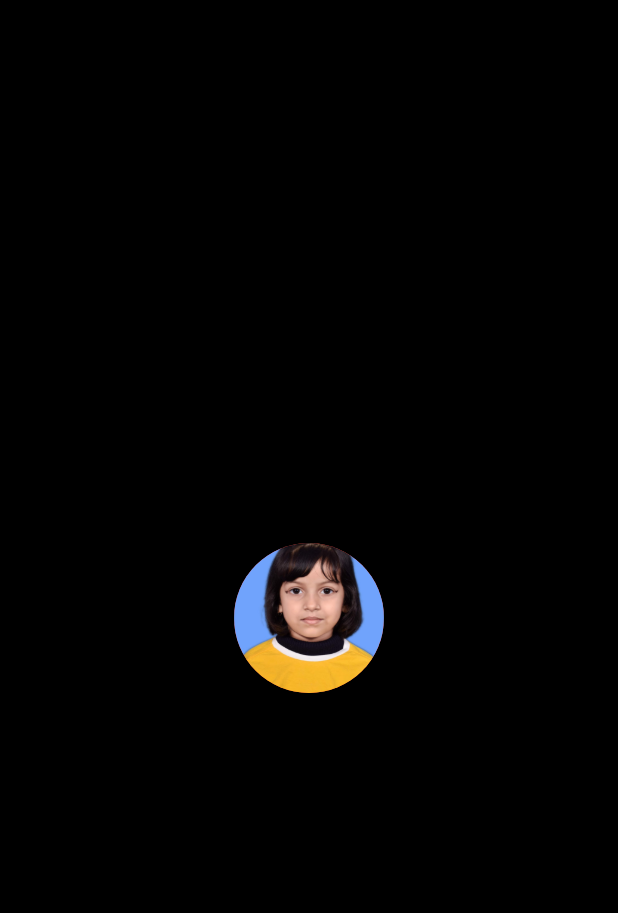
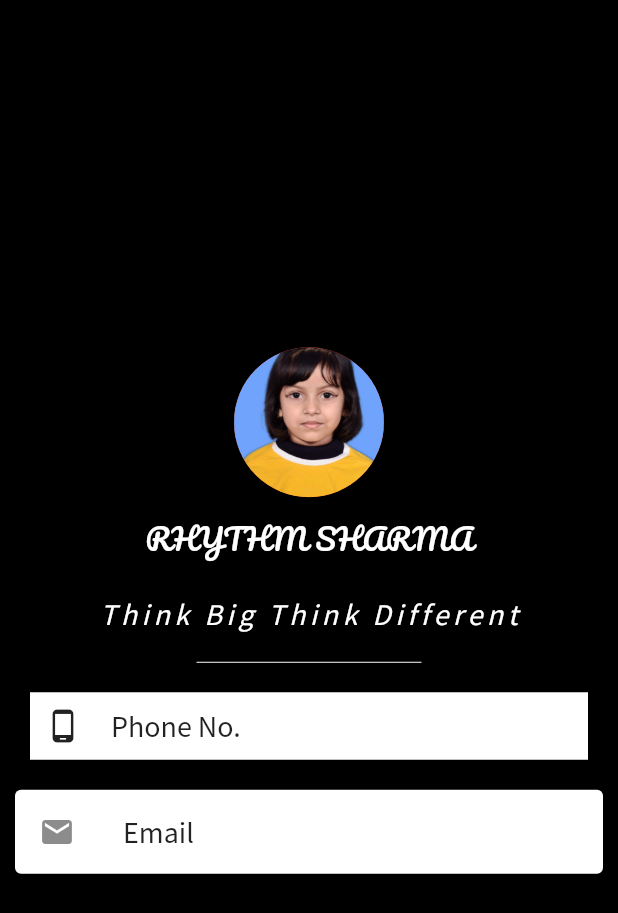
Before and after one commit to Prasen86/flutter_tutorial_app, a Flutter app: the screen it shows after launch, on a phone screen of 412 x 824 dp. Shown: the top 913 px of the screen. Run offline on Flutter 3.47's test engine with Material 2 defaults, Android fonts, the phone set to English and light mode, and no system bars.

Commit message:
Adding Divider, fonts, Card, Listtile, divider

```diff
--- a/lib/main.dart
+++ b/lib/main.dart
@@ -29,7 +29,69 @@ Widget _bodyWidget() {
             radius: 50.0,
             backgroundColor: Colors.red,
             backgroundImage: AssetImage('assets/images/rhythm.jpg'),
-          )
+          ),
+          Container(
+            margin: EdgeInsets.all(10.0),
+            child: new Text(
+              "RHYTHM SHARMA",
+              style: TextStyle(
+                  color: Colors.white, fontSize: 20.0, fontFamily: 'Pacifico'),
+            ),
+          ),
+          Container(
+            margin: EdgeInsets.all(10.0),
+            child: new Text(
+              "Think Big Think Different",
+              style: TextStyle(
+                  letterSpacing: 3.0,
+                  color: Colors.white,
+                  fontSize: 20.0,
+                  fontFamily: 'SourceSansPro',
+                  fontStyle: FontStyle.italic),
+            ),
+          ),
+          SizedBox(
+            height: 20.0,
+            width: 150.0,
+            child: Divider(
+              color: Colors.white,
+            ),
+          ),
+          Container(
+            color: Colors.white,
+            margin: EdgeInsets.symmetric(vertical: 10.0, horizontal: 20.0),
+            padding: EdgeInsets.all(10.0),
+            child: Row(
+              children: <Widget>[
+                Icon(
+                  Icons.phone_android,
+                ),
+                SizedBox(
+                  width: 20.0,
+                ),
+                Text(
+                  "Phone No.",
+                  style: TextStyle(
+                    fontFamily: "SourceSansPro",
+                    fontSize: 20.0,
+                  ),
+                ),
+              ],
+            ),
+          ),
+          Card(
+            color: Colors.white,
+            margin: EdgeInsets.all(10.0),
+            child: ListTile(
+              leading: Icon(
+                Icons.email,
+              ),
+              title: Text(
+                "Email",
+                style: TextStyle(fontFamily: "SourceSansPro", fontSize: 20.0),
+              ),
+            ),
+          ),
         ],
       ),
     ),
```
Also changed, not shown: pubspec.yaml (+9 -16 lines), assets/fonts/Pacifico-Regular.ttf (added), assets/fonts/SourceSansPro-Italic.ttf (added), assets/fonts/SourceSansPro-Regular.ttf (added).
